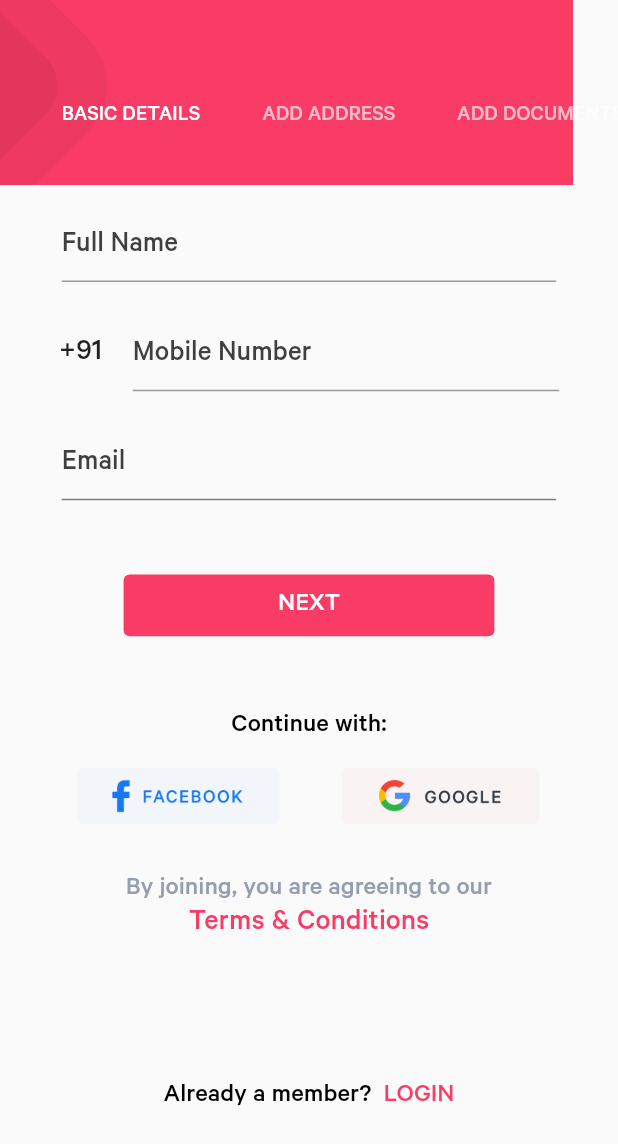
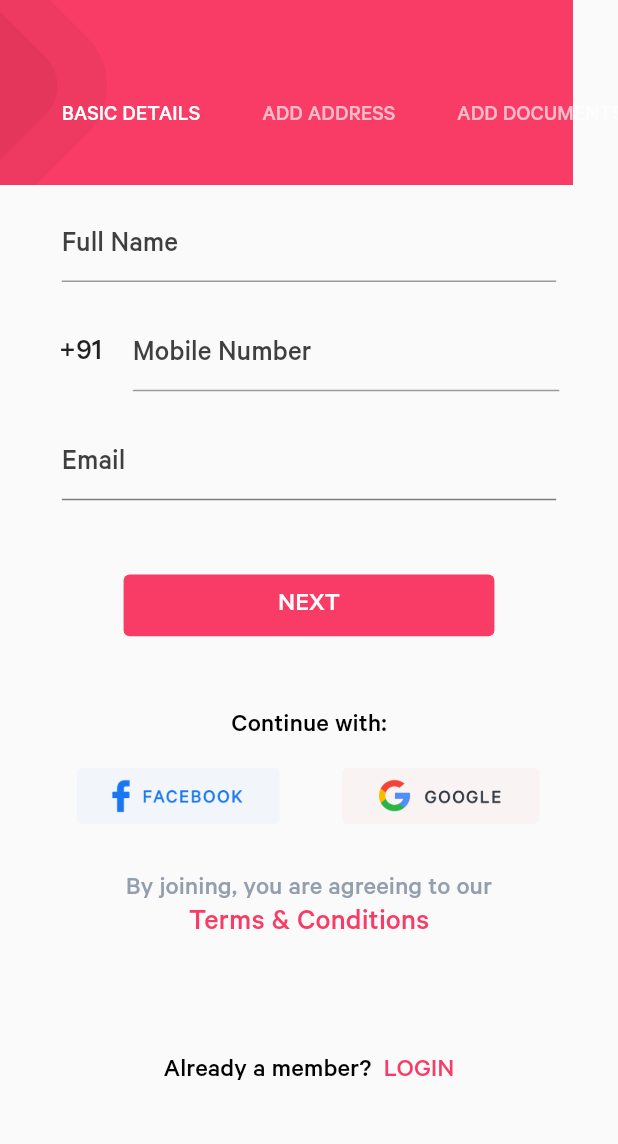
Before and after one commit to axactstudios/foodapp, a Flutter app: the BasicDetails screen opened directly with empty values, on a phone screen of 412 x 824 dp. Shown: the top 1144 px of the screen. Run offline on Flutter 3.47's test engine with Material 2 defaults, Android fonts, the phone set to English and light mode, and no system bars; our stand-ins replace otp_text_field, persistent_bottom_nav_bar; project files that could hold a hidden picture were left out.

Commit message:
renderflex fixed

```diff
--- a/lib/Screens/BasicDetailsScreen.dart
+++ b/lib/Screens/BasicDetailsScreen.dart
@@ -198,7 +198,8 @@ class _BasicDetailsState extends State<BasicDetails> {
                     Navigator.push(
                       context,
                       CupertinoPageRoute(
-                        builder: (context) => AddAddress(nameController.text,emailController.text,numberController.text),
+                        builder: (context) => AddAddress(nameController.text,
+                            emailController.text, numberController.text),
                       ),
                     );
                   },
@@ -269,7 +270,7 @@ class _BasicDetailsState extends State<BasicDetails> {
                       fontSize: pHeight * 0.025),
                 ),
                 SizedBox(
-                  height: pHeight * 0.11,
+                  height: pHeight * 0.09,
                 ),
                 Row(
                   mainAxisAlignment: MainAxisAlignment.center,
```
